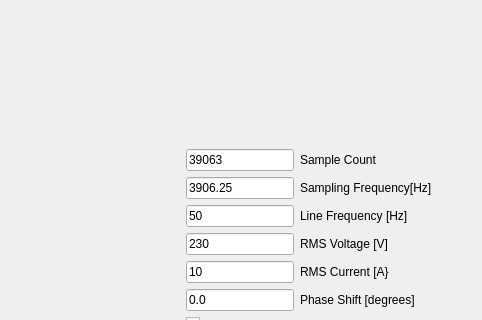
The window that examples/windows/src/mainwindow.ui (lwray-renesas/LMA) describes before a commit, drawn with Qt 5; both pictures show x 534 to 1016 and y 181 to 501 of the 1016 by 628 pixel window.
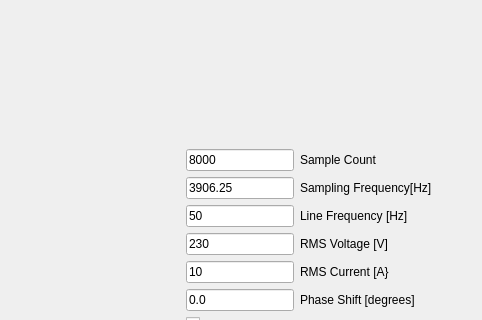
The same window after the commit.

```diff
--- a/examples/windows/src/mainwindow.ui
+++ b/examples/windows/src/mainwindow.ui
@@ -90,7 +90,7 @@
      <item row="0" column="0">
       <widget class="QLineEdit" name="sample_count_input">
        <property name="text">
-        <string>39063</string>
+        <string>8000</string>
        </property>
       </widget>
      </item>
```
